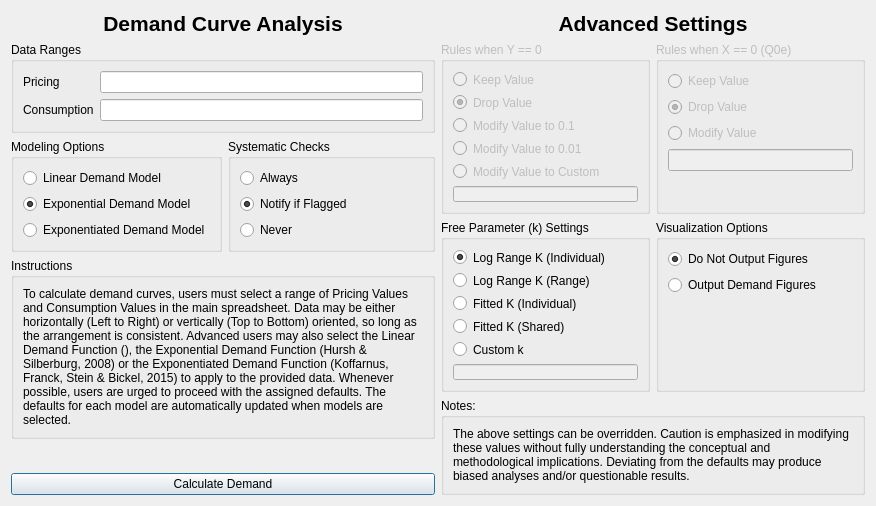
Above: demandsettingsdialog.ui from miyamot0/DemandCalculatorQT before the change. Below: the same form after it.
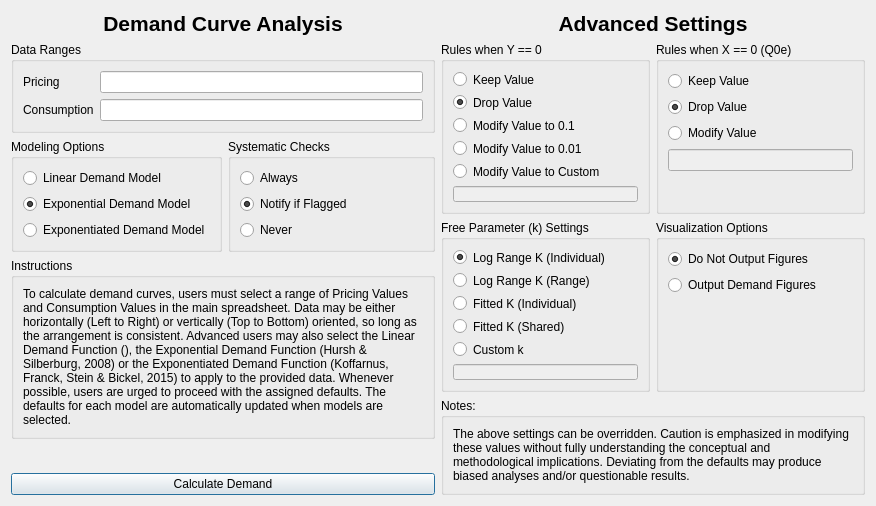
That is the form after the change.

```diff
--- a/demandsettingsdialog.ui
+++ b/demandsettingsdialog.ui
@@ -231,7 +231,7 @@
        <item>
         <widget class="QGroupBox" name="groupBox_6">
          <property name="enabled">
-          <bool>false</bool>
+          <bool>true</bool>
          </property>
          <property name="title">
           <string>Rules when Y == 0</string>
@@ -294,7 +294,7 @@
        <item>
         <widget class="QGroupBox" name="groupBox_4">
          <property name="enabled">
-          <bool>false</bool>
+          <bool>true</bool>
          </property>
          <property name="sizePolicy">
           <sizepolicy hsizetype="Preferred" vsizetype="Preferred">
```
